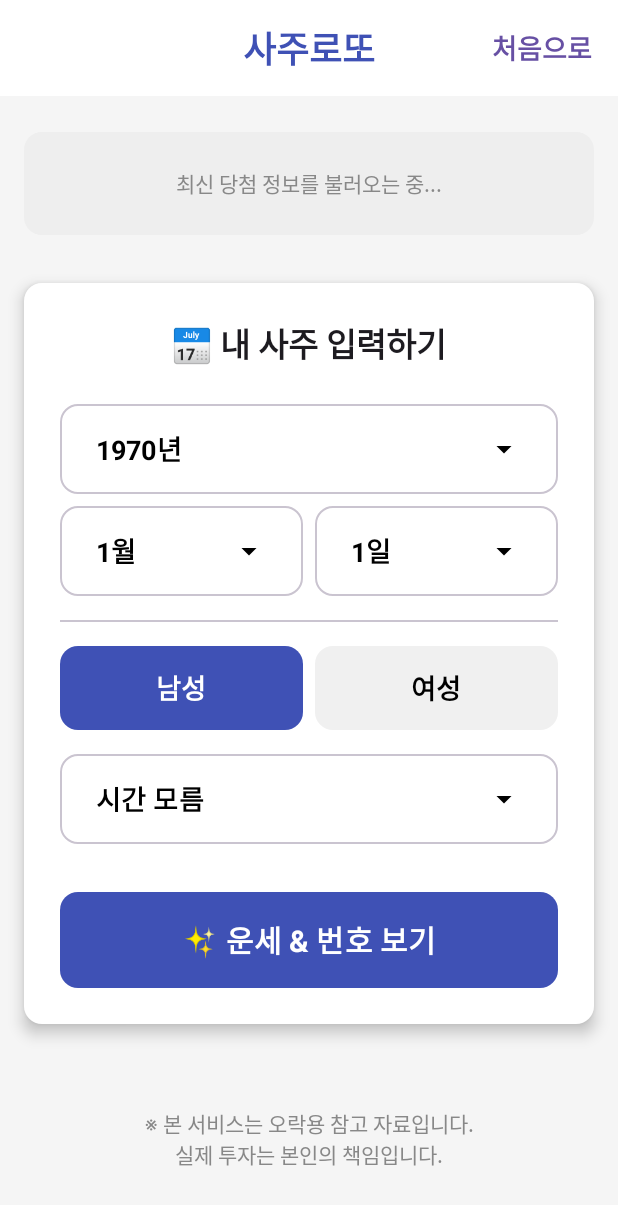
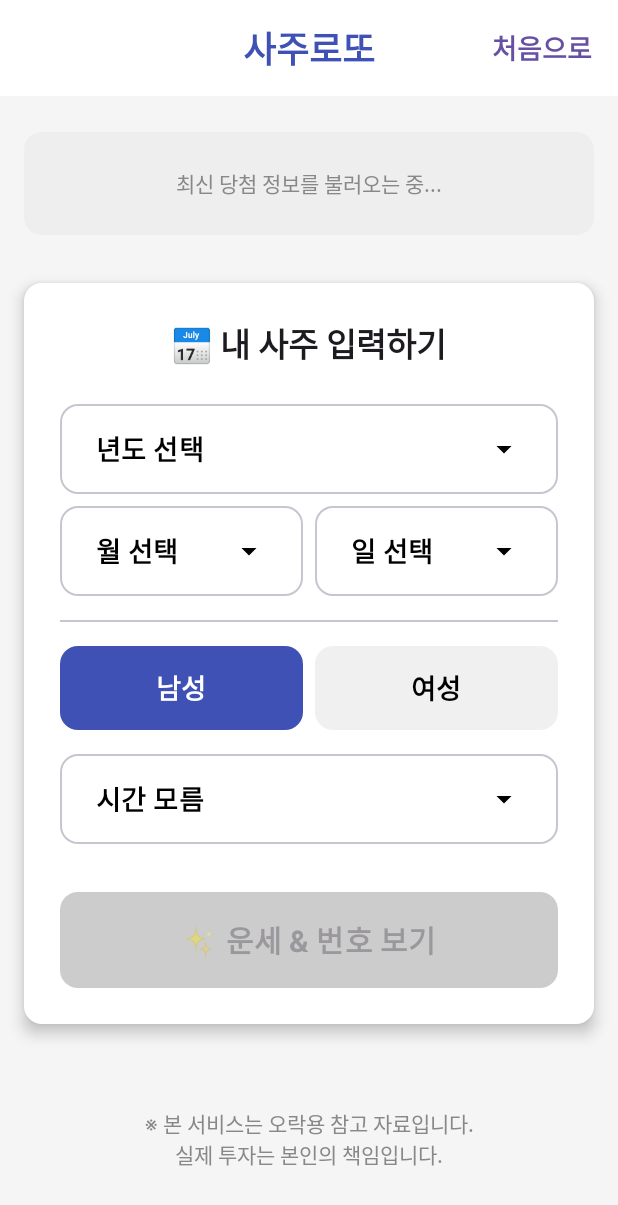
Before and after one commit to kurakes85/SazooLotto, an Android app built with Jetpack Compose: the screen it shows after launch (MainActivity), on a phone screen of 412 x 824 dp. Shown: the top 1205 px of the screen. Run offline under Robolectric (Android 15) with nearby library versions, the phone set to English and light mode, and no system bars; our stand-ins replace AdMob; pictures from the network do not load; 1 statement that could not run was skipped.

Commit message:
- 버튼 비활성화

```diff
--- a/app/src/main/java/com/example/sazoolotto/ui/components/AppComponents.kt
+++ b/app/src/main/java/com/example/sazoolotto/ui/components/AppComponents.kt
@@ -68,7 +68,6 @@ fun LastLottoResultCard(
     }
 }
 
-// [수정됨] 이제 작은 공도 번호에 맞춰 색깔이 나옵니다!
 @Composable
 fun SmallBall(number: Int) {
     val color = getBallColor(number)
@@ -79,30 +78,64 @@ fun SmallBall(number: Int) {
 
 @Composable
 fun BigSajuInputCard(onCalculateClick: (Int, Int, Int, Gender, BirthTimeSection) -> Unit) {
-    var selectedYear by remember { mutableStateOf("1970") }
-    var selectedMonth by remember { mutableStateOf("1") }
-    var selectedDay by remember { mutableStateOf("1") }
+    // [수정] 초기값을 빈 문자열로 설정하여 "선택 안 됨" 상태를 만듦
+    var selectedYear by remember { mutableStateOf("") }
+    var selectedMonth by remember { mutableStateOf("") }
+    var selectedDay by remember { mutableStateOf("") }
+
+    // 성별과 시간은 기본값이 있어도 무방 (보통 모르면 그대로 두니까)
     var selectedGender by remember { mutableStateOf(Gender.MALE) }
     var selectedTime by remember { mutableStateOf(BirthTimeSection.UNKNOWN) }
 
+    // [추가] 필수 입력값이 다 채워졌는지 확인하는 변수
+    val isFormComplete = selectedYear.isNotEmpty() && selectedMonth.isNotEmpty() && selectedDay.isNotEmpty()
+
     val years = (1940..2005).map { it.toString() }.reversed()
     val months = (1..12).map { it.toString() }
-    val maxDay = try { LocalDate.of(selectedYear.toInt(), selectedMonth.toInt(), 1).lengthOfMonth() } catch (e: Exception) { 31 }
+
+    // 날짜 계산 (빈 값일 땐 예외 발생하므로 catch에서 31일로 처리)
+    val maxDay = try {
+        LocalDate.of(selectedYear.toInt(), selectedMonth.toInt(), 1).lengthOfMonth()
+    } catch (e: Exception) { 31 }
     val days = (1..maxDay).map { it.toString() }
-    LaunchedEffect(maxDay) { if (selectedDay.toInt() > maxDay) selectedDay = "1" }
+
+    LaunchedEffect(maxDay) {
+        // 일자가 범위를 벗어나면 초기화 (예: 31일 선택 후 2월로 변경 시)
+        if (selectedDay.isNotEmpty() && selectedDay.toInt() > maxDay) selectedDay = ""
+    }
 
     Card(modifier = Modifier.fillMaxWidth().padding(16.dp), colors = CardDefaults.cardColors(containerColor = Color.White), elevation = CardDefaults.cardElevation(6.dp)) {
         Column(modifier = Modifier.padding(24.dp), horizontalAlignment = Alignment.CenterHorizontally) {
             Text("📅 내 사주 입력하기", fontSize = 22.sp, fontWeight = FontWeight.ExtraBold)
             Spacer(modifier = Modifier.height(24.dp))
 
-            BigDropdownSelector("년", selectedYear, years) { selectedYear = it }
+            // [수정] 값이 비어있으면 "선택"이라고 표시하도록 처리
+            BigDropdownSelector(
+                label = if (selectedYear.isEmpty()) "" else "년",
+                currentValue = selectedYear.ifEmpty { "년도 선택" },
+                options = years
+            ) { selectedYear = it }
+
             Spacer(modifier = Modifier.height(8.dp))
+
             Row(Modifier.fillMaxWidth()) {
-                BigDropdownSelector("월", selectedMonth, months, modifier = Modifier.weight(1f).padding(end = 4.dp)) { selectedMonth = it }
-                BigDropdownSelector("일", selectedDay, days, modifier = Modifier.weight(1f).padding(start = 4.dp)) { selectedDay = it }
+                BigDropdownSelector(
+                    label = if (selectedMonth.isEmpty()) "" else "월",
+                    currentValue = selectedMonth.ifEmpty { "월 선택" },
+                    options = months,
+                    modifier = Modifier.weight(1f).padding(end = 4.dp)
+                ) { selectedMonth = it }
+
+                BigDropdownSelector(
+                    label = if (selectedDay.isEmpty()) "" else "일",
+                    currentValue = selectedDay.ifEmpty { "일 선택" },
+                    options = days,
+                    modifier = Modifier.weight(1f).padding(start = 4.dp)
+                ) { selectedDay = it }
             }
+
             Spacer(modifier = Modifier.height(16.dp)); Divider(); Spacer(modifier = Modifier.height(16.dp))
+
             Row(Modifier.fillMaxWidth()) {
                 GenderButton(Gender.MALE, selectedGender) { selectedGender = it }; Spacer(modifier = Modifier.width(8.dp))
                 GenderButton(Gender.FEMALE, selectedGender) { selectedGender = it }
@@ -114,7 +147,22 @@ fun BigSajuInputCard(onCalculateClick: (Int, Int, Int, Gender, BirthTimeSection)
             }
 
             Spacer(modifier = Modifier.height(32.dp))
-            Button(onClick = { onCalculateClick(selectedYear.toInt(), selectedMonth.toInt(), selectedDay.toInt(), selectedGender, selectedTime) }, modifier = Modifier.fillMaxWidth().height(64.dp), shape = RoundedCornerShape(12.dp), colors = ButtonDefaults.buttonColors(containerColor = Color(0xFF3F51B5))) {
+
+            // [수정] enabled 속성에 isFormComplete 연결
+            Button(
+                onClick = {
+                    if (isFormComplete) {
+                        onCalculateClick(selectedYear.toInt(), selectedMonth.toInt(), selectedDay.toInt(), selectedGender, selectedTime)
+                    }
+                },
+                enabled = isFormComplete, // 다 입력해야 활성화됨
+                modifier = Modifier.fillMaxWidth().height(64.dp),
+                shape = RoundedCornerShape(12.dp),
+                colors = ButtonDefaults.buttonColors(
+                    containerColor = Color(0xFF3F51B5),
+                    disabledContainerColor = Color.LightGray // 비활성화 시 회색
+                )
+            ) {
                 Text("✨ 운세 & 번호 보기", fontSize = 20.sp, fontWeight = FontWeight.Bold)
             }
         }
@@ -192,7 +240,6 @@ fun BigResultDisplayCard(result: LottoResult, onShareClick: (String) -> Unit) {
     }
 }
 
-// [수정됨] BigLottoBall도 공통 함수 사용
 @Composable
 fun BigLottoBall(number: Int) {
     val color = getBallColor(number)
```
